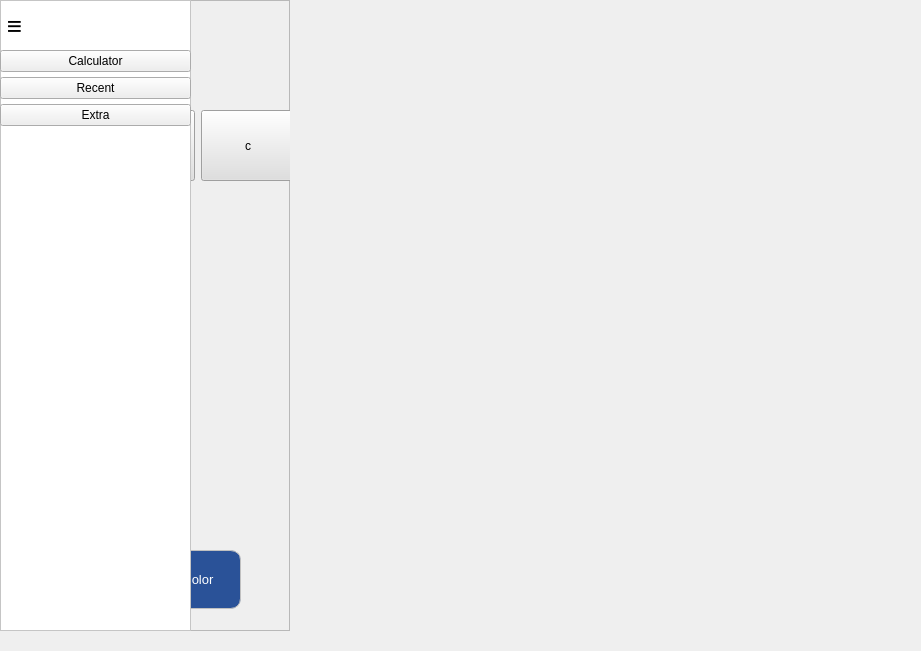
Old version of the form extra.ui in the repository Nicholas127k/CalculatorChallenge.
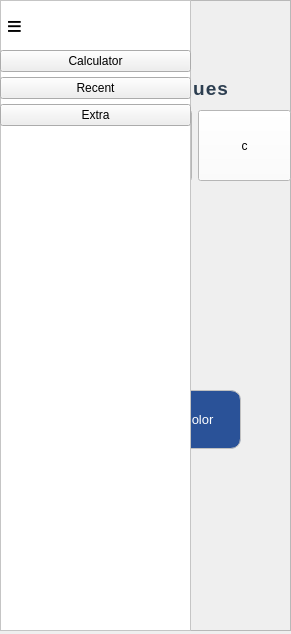
New version of the form.

```diff
--- a/extra.ui
+++ b/extra.ui
@@ -6,8 +6,8 @@
    <rect>
     <x>0</x>
     <y>0</y>
-    <width>921</width>
-    <height>651</height>
+    <width>291</width>
+    <height>634</height>
    </rect>
   </property>
   <property name="font">
@@ -23,7 +23,7 @@
     <rect>
      <x>0</x>
      <y>0</y>
-     <width>290</width>
+     <width>291</width>
      <height>631</height>
     </rect>
    </property>
@@ -77,7 +77,7 @@
      <rect>
       <x>0</x>
       <y>110</y>
-      <width>295</width>
+      <width>291</width>
       <height>71</height>
      </rect>
     </property>
@@ -97,7 +97,7 @@
         </size>
        </property>
        <property name="styleSheet">
-        <string notr="true">background-color: rgb(223, 223, 223);
+        <string notr="true">background-color: white;
 color: black; 
 </string>
        </property>
@@ -121,7 +121,7 @@
         </size>
        </property>
        <property name="styleSheet">
-        <string notr="true">background-color: rgb(223, 223, 223);
+        <string notr="true">background-color: white;
 color: black; 
 </string>
        </property>
@@ -145,7 +145,7 @@
         </size>
        </property>
        <property name="styleSheet">
-        <string notr="true">background-color: rgb(223, 223, 223);
+        <string notr="true">background-color: white;
 color: black; 
 </string>
        </property>
@@ -161,24 +161,34 @@
      <rect>
       <x>0</x>
       <y>70</y>
-      <width>111</width>
+      <width>291</width>
       <height>41</height>
      </rect>
     </property>
     <property name="styleSheet">
      <string notr="true">background-color: transparent;
-color: black;
+
+    color: #2c3e50;
+    font-family: &quot;Segoe UI&quot;, Arial, sans-serif;
+    font-size: 14pt;
+    font-weight: bold;
+    letter-spacing: 1px;
+    padding-bottom: 4px;
+
 </string>
     </property>
     <property name="text">
      <string>Scientific Values</string>
     </property>
+    <property name="alignment">
+     <set>Qt::AlignmentFlag::AlignCenter</set>
+    </property>
    </widget>
    <widget class="QPushButton" name="pushButton_change_color">
     <property name="geometry">
      <rect>
       <x>40</x>
-      <y>550</y>
+      <y>390</y>
       <width>201</width>
       <height>59</height>
      </rect>
@@ -217,18 +227,36 @@
     <property name="geometry">
      <rect>
       <x>0</x>
-      <y>330</y>
-      <width>111</width>
+      <y>340</y>
+      <width>291</width>
       <height>41</height>
      </rect>
     </property>
+    <property name="font">
+     <font>
+      <family>Segoe UI</family>
+      <pointsize>14</pointsize>
+      <bold>true</bold>
+      <underline>false</underline>
+     </font>
+    </property>
     <property name="styleSheet">
-     <string notr="true">background-color: transparent;
-color: black;</string>
+     <string notr="true">
+background-color: transparent;
+    color: #2c3e50;
+    font-family: &quot;Segoe UI&quot;, Arial, sans-serif;
+    font-size: 14pt;
+    font-weight: bold;
+    letter-spacing: 1px;
+    padding-bottom: 4px;
+</string>
     </property>
     <property name="text">
      <string>Extra</string>
     </property>
+    <property name="alignment">
+     <set>Qt::AlignmentFlag::AlignCenter</set>
+    </property>
    </widget>
    <widget class="QFrame" name="sidebarMenu">
     <property name="geometry">
```
